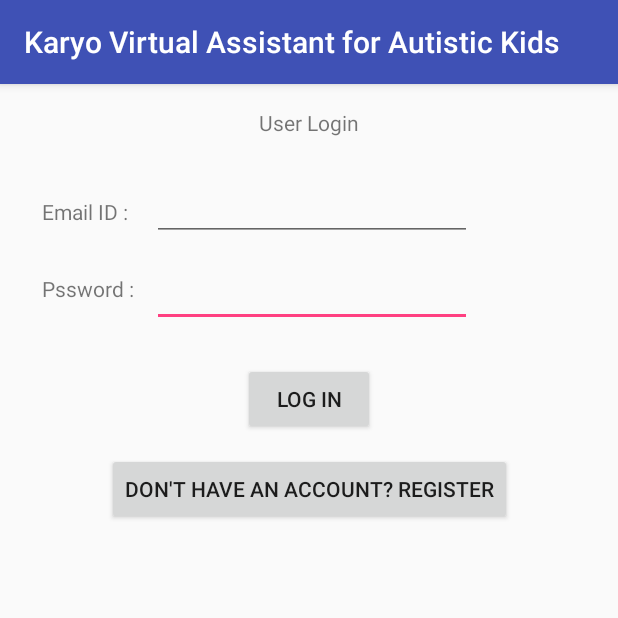
After one commit to CSSAC/Karyo-Virtual-Assistant, an Android app: the UserLoginActivity screen opened directly, with no data from a screen before it, on a phone screen of 412 x 824 dp, the top half of it. The commit adds this screen. Run offline under Robolectric (Android 15) with nearby library versions, the phone set to English and light mode, and no system bars; our stand-ins replace Firebase (no records; nobody signed in at launch, a user with empty details on screens opened directly); 1 statement that could not run was skipped.

Commit message:
UserLoginActivity.class and AssistantActivity.class added

```diff
--- a/app/build.gradle
+++ b/app/build.gradle
@@ -31,4 +31,6 @@ dependencies {
     androidTestImplementation 'com.android.support.test.espresso:espresso-core:2.2.2'
 }
 
+
+
 apply plugin: 'com.google.gms.google-services'
--- a/app/src/main/AndroidManifest.xml
+++ b/app/src/main/AndroidManifest.xml
@@ -18,6 +18,8 @@
                 <category android:name="android.intent.category.LAUNCHER" />
             </intent-filter>
         </activity>
+        <activity android:name=".UserLoginActivity"></activity>
+        <activity android:name=".AssistantActivity"></activity>
     </application>
 
 </manifest>
--- /dev/null
+++ b/app/src/main/java/org/cssac/karyovirtualassistantforautistickids/UserLoginActivity.java
@@ -0,0 +1,77 @@
+package org.cssac.karyovirtualassistantforautistickids;
+
+import android.content.Intent;
+import android.support.annotation.NonNull;
+import android.support.v7.app.AppCompatActivity;
+import android.os.Bundle;
+import android.text.TextUtils;
+import android.view.View;
+import android.widget.EditText;
+import android.widget.Toast;
+
+import com.google.android.gms.tasks.OnCompleteListener;
+import com.google.android.gms.tasks.Task;
+import com.google.firebase.auth.AuthResult;
+import com.google.firebase.auth.FirebaseAuth;
+
+public class UserLoginActivity extends AppCompatActivity {
+
+    private static final String EMPTY_ENTRIES = "Please fill all the Entries";
+    private static final String INCORRECT_CREDENTIALS = "Incorrect Email or Password";
+
+    private EditText idEmail;
+    private EditText idPassword;
+
+    private String email;
+    private String password;
+
+    private FirebaseAuth firebaseAuth;
+
+    @Override
+    protected void onCreate(Bundle savedInstanceState) {
+        super.onCreate(savedInstanceState);
+        setContentView(R.layout.activity_user_login);
+
+        idEmail = (EditText) findViewById(R.id.idEmail);
+        idPassword = (EditText) findViewById(R.id.idPassword);
+
+        firebaseAuth = FirebaseAuth.getInstance();
+        if (firebaseAuth.getCurrentUser()!=null) {
+            finish();
+            startActivity(new Intent(getApplicationContext(), AssistantActivity.class));
+        }
+    }
+
+    public void userLogIn(View view) {
+        email = idEmail.getText().toString();
+        password = idPassword.getText().toString();
+
+        // Any Empty EditText
+        if (TextUtils.isEmpty(email) || TextUtils.isEmpty(password)) {
+            Toast.makeText(this, EMPTY_ENTRIES, Toast.LENGTH_SHORT).show();
+        }
+        // No Empty EditText
+        else {
+            firebaseAuth.signInWithEmailAndPassword(email, password)
+                    .addOnCompleteListener(this, new OnCompleteListener<AuthResult>() {
+                        @Override
+                        public void onComplete(@NonNull Task<AuthResult> task) {
+                            if (task.isSuccessful()) {
+                                Toast.makeText(UserLoginActivity.this, "Success", Toast.LENGTH_SHORT).show();
+                                // To new Activity
+                                finish();
+                                startActivity(new Intent(getApplicationContext(), AssistantActivity.class));
+                            }
+                            else {
+                                Toast.makeText(UserLoginActivity.this, INCORRECT_CREDENTIALS, Toast.LENGTH_SHORT).show();
+                            }
+                        }
+                    });
+        }
+    }
+
+    public void toRegisterActivity(View view) {
+        finish();
+        startActivity(new Intent(getApplicationContext(), UserRegisterActivity.class));
+    }
+}
--- a/app/src/main/java/org/cssac/karyovirtualassistantforautistickids/models/UserInformation.java
+++ b/app/src/main/java/org/cssac/karyovirtualassistantforautistickids/models/UserInformation.java
@@ -1,4 +1,7 @@
 package org.cssac.karyovirtualassistantforautistickids.models;
+
+import java.util.ArrayList;
+import java.util.List;
 
 /**
  * Created by prrateekk on 17/3/18.
--- /dev/null
+++ b/app/src/main/res/layout/activity_user_login.xml
@@ -0,0 +1,82 @@
+<?xml version="1.0" encoding="utf-8"?>
+<android.support.constraint.ConstraintLayout xmlns:android="http://schemas.android.com/apk/res/android"
+    xmlns:app="http://schemas.android.com/apk/res-auto"
+    xmlns:tools="http://schemas.android.com/tools"
+    android:layout_width="match_parent"
+    android:layout_height="match_parent"
+    tools:context="org.cssac.karyovirtualassistantforautistickids.UserLoginActivity">
+
+    <TextView
+        android:id="@+id/idLoginView"
+        android:layout_width="wrap_content"
+        android:layout_height="wrap_content"
+        android:layout_marginTop="16dp"
+        android:text="User Login"
+        app:layout_constraintLeft_toLeftOf="parent"
+        app:layout_constraintRight_toRightOf="parent"
+        app:layout_constraintTop_toTopOf="parent" />
+
+    <TextView
+        android:id="@+id/idPasswordView"
+        android:layout_width="wrap_content"
+        android:layout_height="wrap_content"
+        android:layout_marginLeft="28dp"
+        android:layout_marginTop="32dp"
+        android:text="Pssword :"
+        app:layout_constraintLeft_toLeftOf="parent"
+        app:layout_constraintTop_toBottomOf="@+id/idEmailView" />
+
+    <TextView
+        android:id="@+id/idEmailView"
+        android:layout_width="wrap_content"
+        android:layout_height="wrap_content"
+        android:layout_marginLeft="28dp"
+        android:layout_marginTop="40dp"
+        android:text="Email ID :"
+        app:layout_constraintLeft_toLeftOf="parent"
+        app:layout_constraintTop_toBottomOf="@+id/idLoginView" />
+
+    <EditText
+        android:id="@+id/idPassword"
+        android:layout_width="wrap_content"
+        android:layout_height="wrap_content"
+        android:layout_marginStart="16dp"
+        android:layout_marginTop="12dp"
+        android:ems="10"
+        android:inputType="textPassword"
+        app:layout_constraintStart_toEndOf="@+id/idEmailView"
+        app:layout_constraintTop_toBottomOf="@+id/idEmail" />
+
+    <EditText
+        android:id="@+id/idEmail"
+        android:layout_width="wrap_content"
+        android:layout_height="wrap_content"
+        android:layout_marginStart="16dp"
+        android:layout_marginTop="24dp"
+        android:ems="10"
+        android:inputType="textPersonName"
+        app:layout_constraintStart_toEndOf="@+id/idEmailView"
+        app:layout_constraintTop_toBottomOf="@+id/idLoginView" />
+
+    <Button
+        android:id="@+id/idLogInBtn"
+        android:layout_width="wrap_content"
+        android:layout_height="wrap_content"
+        android:layout_marginTop="24dp"
+        android:onClick="userLogIn"
+        android:text="Log In"
+        app:layout_constraintLeft_toLeftOf="parent"
+        app:layout_constraintRight_toRightOf="parent"
+        app:layout_constraintTop_toBottomOf="@+id/idPassword" />
+
+    <Button
+        android:id="@+id/idRegisterBtn"
+        android:layout_width="wrap_content"
+        android:layout_height="wrap_content"
+        android:layout_marginTop="12dp"
+        android:onClick="toRegisterActivity"
+        android:text="Don't Have an Account? Register"
+        app:layout_constraintLeft_toLeftOf="parent"
+        app:layout_constraintRight_toRightOf="parent"
+        app:layout_constraintTop_toBottomOf="@+id/idLogInBtn" />
+</android.support.constraint.ConstraintLayout>
```
Also changed, not shown: app/src/main/java/org/cssac/karyovirtualassistantforautistickids/AssistantActivity.java (added, +27 -0 lines), app/src/main/java/org/cssac/karyovirtualassistantforautistickids/UserRegisterActivity.java (+14 -0 lines), app/src/main/res/layout/activity_assistant.xml (added, +19 -0 lines), app/src/main/res/layout/activity_user_register.xml (+11 -0 lines).
